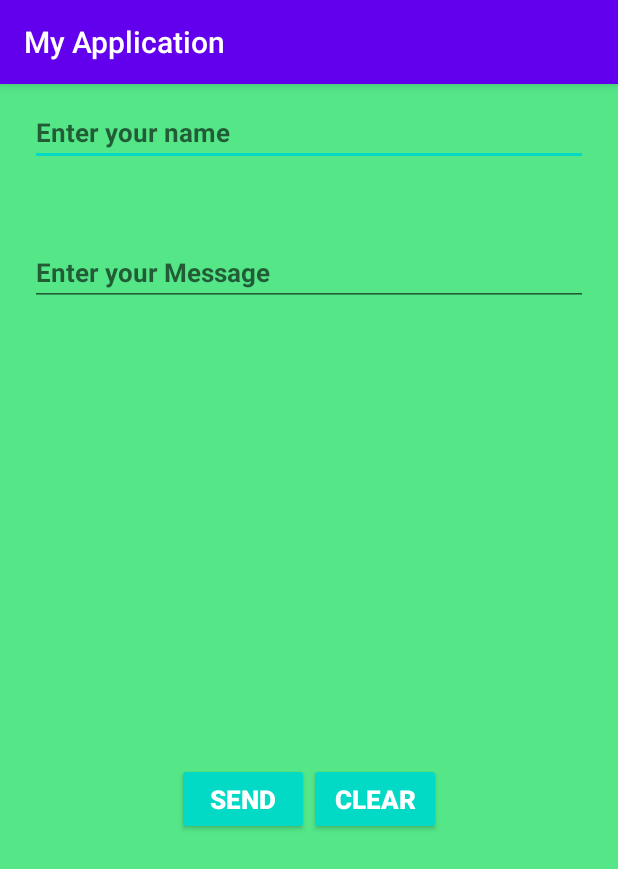
After one commit to riazul701/android-aiyt, an Android app: the FeedbackActivity screen opened directly, with no data from a screen before it, on a phone screen of 412 x 824 dp. The commit adds this screen. Shown: the top 869 px of the screen. Run offline under Robolectric (Android 15) with nearby library versions, the phone set to English and light mode, and no system bars.

Commit message:
Code from 082_Feedback_menu_item_actionbar_part2.
Tutorial_082: Adding feedback menu item in action bar (part-2).

```diff
--- a/app/src/main/AndroidManifest.xml
+++ b/app/src/main/AndroidManifest.xml
@@ -9,6 +9,7 @@
         android:roundIcon="@mipmap/ic_launcher_round"
         android:supportsRtl="true"
         android:theme="@style/AppTheme">
+        <activity android:name=".FeedbackActivity"></activity>
         <activity android:name=".MainActivity">
             <intent-filter>
                 <action android:name="android.intent.action.MAIN" />
--- /dev/null
+++ b/app/src/main/java/com/example/myapplication/FeedbackActivity.java
@@ -0,0 +1,53 @@
+package com.example.myapplication;
+
+import android.content.Intent;
+//import android.support.v7.app.AppCompatActivity;
+import android.os.Bundle;
+import android.view.View;
+import android.widget.Button;
+import android.widget.EditText;
+import android.widget.Toast;
+
+import androidx.appcompat.app.AppCompatActivity;
+
+public class FeedbackActivity extends AppCompatActivity implements View.OnClickListener {
+
+    private Button sendButton, clearButton;
+    private EditText nameEditText, messageEditText;
+
+    @Override
+    protected void onCreate(Bundle savedInstanceState) {
+        super.onCreate(savedInstanceState);
+        setContentView(R.layout.activity_feedback);
+
+        sendButton = (Button) findViewById(R.id.sendButtonId);
+        clearButton = (Button) findViewById(R.id.clearButtonId);
+        nameEditText = (EditText) findViewById(R.id.nameEditTextId);
+        messageEditText = (EditText) findViewById(R.id.messageEditTextId);
+
+        sendButton.setOnClickListener(this);
+        clearButton.setOnClickListener(this);
+    }
+
+    @Override
+    public void onClick(View view) {
+        try {
+            String name = nameEditText.getText().toString();
+            String message = messageEditText.getText().toString();
+
+            if (view.getId() == R.id.sendButtonId) {
+                Intent intent = new Intent(Intent.ACTION_SEND);
+                intent.setType("text/email");
+                intent.putExtra(Intent.EXTRA_EMAIL, new String[]{"demo@gmail.com"});
+                intent.putExtra(Intent.EXTRA_SUBJECT, "Feedback from App");
+                intent.putExtra(Intent.EXTRA_TEXT, "Name : " + name + "\n Message : " + message);
+                startActivity(Intent.createChooser(intent, "Feedback with"));
+            } else if (view.getId() == R.id.clearButtonId) {
+                nameEditText.setText("");
+                messageEditText.setText("");
+            }
+        } catch (Exception e) {
+            Toast.makeText(getApplicationContext(), "Exception : " + e, Toast.LENGTH_SHORT).show();
+        }
+    }
+}
--- /dev/null
+++ b/app/src/main/res/layout/activity_feedback.xml
@@ -0,0 +1,73 @@
+<?xml version="1.0" encoding="utf-8"?>
+<LinearLayout xmlns:android="http://schemas.android.com/apk/res/android"
+    xmlns:app="http://schemas.android.com/apk/res-auto"
+    xmlns:tools="http://schemas.android.com/tools"
+    android:layout_width="match_parent"
+    android:layout_height="match_parent"
+    android:background="#54e687"
+    android:padding="10dp"
+    android:orientation="vertical"
+    android:weightSum="4"
+    tools:context="com.example.myapplication.FeedbackActivity">
+
+    <LinearLayout
+        android:layout_weight="0.5"
+        android:layout_width="match_parent"
+        android:layout_height="0dp">
+
+        <EditText
+            android:id="@+id/nameEditTextId"
+            android:layout_width="match_parent"
+            android:layout_height="wrap_content"
+            android:layout_marginLeft="10dp"
+            android:layout_marginRight="10dp"
+            android:hint="Enter your name"
+            android:textSize="17sp"
+            android:textStyle="bold" />
+
+    </LinearLayout>
+
+    <LinearLayout
+        android:layout_weight="1.5"
+        android:layout_width="match_parent"
+        android:layout_height="0dp">
+
+        <EditText
+            android:id="@+id/messageEditTextId"
+            android:layout_width="match_parent"
+            android:layout_height="wrap_content"
+            android:layout_marginLeft="10dp"
+            android:layout_marginRight="10dp"
+            android:hint="Enter your Message"
+            android:textSize="17sp"
+            android:textStyle="bold" />
+
+    </LinearLayout>
+
+    <LinearLayout
+        android:gravity="center"
+        android:layout_weight="1"
+        android:layout_width="match_parent"
+        android:layout_height="0dp">
+
+        <Button
+            style="@style/Widget.AppCompat.Button.Colored"
+            android:textSize="17sp"
+            android:textStyle="bold"
+            android:text="Send"
+            android:id="@+id/sendButtonId"
+            android:layout_width="wrap_content"
+            android:layout_height="wrap_content" />
+
+        <Button
+            style="@style/Widget.AppCompat.Button.Colored"
+            android:textSize="17sp"
+            android:textStyle="bold"
+            android:text="Clear"
+            android:id="@+id/clearButtonId"
+            android:layout_width="wrap_content"
+            android:layout_height="wrap_content" />
+
+    </LinearLayout>
+
+</LinearLayout>
```
Also changed, not shown: app/src/main/java/com/example/myapplication/MainActivity.java (+25 -2 lines), app/src/main/res/layout/activity_main.xml (+4 -11 lines), app/src/main/res/menu/menu_item.xml (added, +15 -0 lines).
